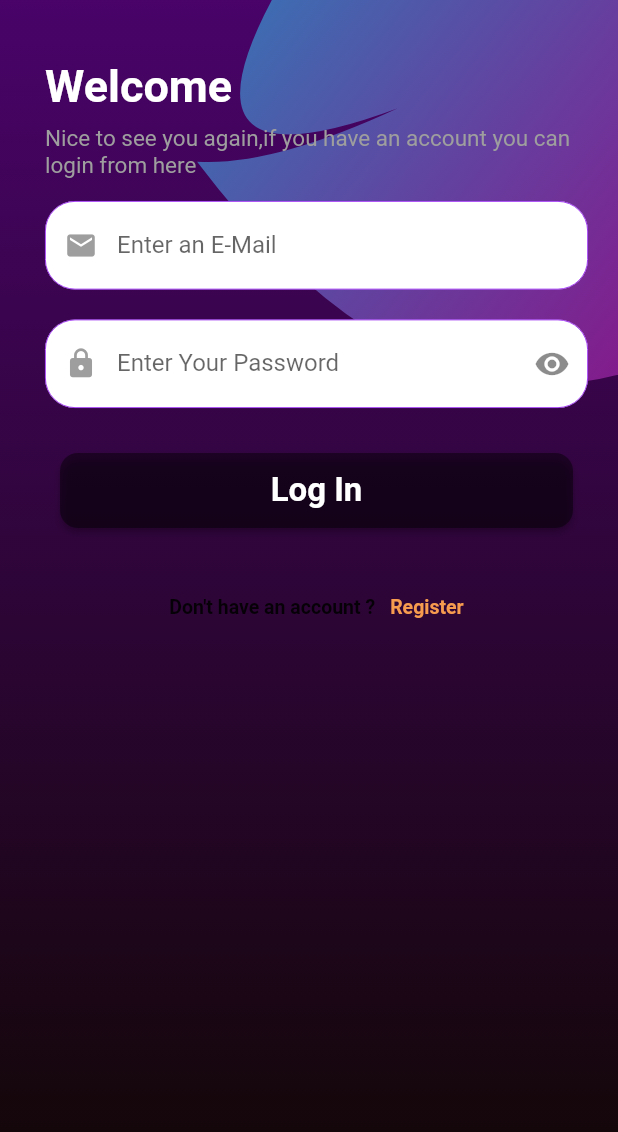
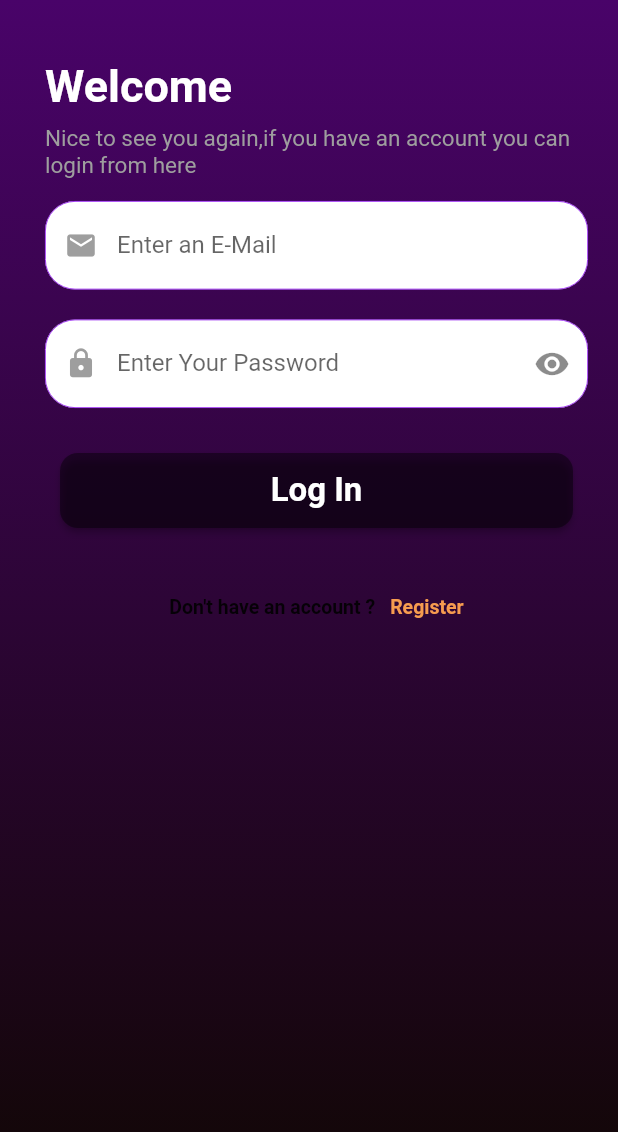
Before and after one commit to AbdulrahmanMAZ/WonD_My_Graduation_Project, a Flutter app: the screen it shows after launch, on a phone screen of 412 x 824 dp. Shown: the top 1132 px of the screen. Run offline on Flutter 3.47's test engine with Material 2 defaults, Android fonts, the phone set to English and light mode, and no system bars; our stand-ins replace cloud_firestore, email_validator, file_picker, firebase_auth, firebase_core, firebase_storage and 6 more; accounts and stored records are empty; Roboto replaces fonts that are missing (Sofia Pro).

```diff
--- a/lib/pages/authenricate/email_veriifiy.dart
+++ b/lib/pages/authenricate/email_veriifiy.dart
@@ -4,6 +4,7 @@ import 'package:cloud_firestore/cloud_firestore.dart';
 import 'package:coffre_app/modules/users.dart';
 import 'package:coffre_app/pages/authenricate/sign_in.dart';
 import 'package:coffre_app/pages/home/Customer/CustLocation.dart';
+import 'package:coffre_app/pages/home/Customer/landing.dart';
 import 'package:coffre_app/pages/home/Worker/worker_home.dart';
 import 'package:coffre_app/pages/home/Customer/cust_home.dart';
 import 'package:coffre_app/services/auth.dart';
@@ -125,7 +126,7 @@ class _VerifyEmailState extends State<VerifyEmail> {
               if (data['isWorker'] == true) {
                 return worker_home();
               } else {
-                return Cust_Home();
+                return landing();
               }
             }
 
--- a/lib/pages/authenricate/sign_in.dart
+++ b/lib/pages/authenricate/sign_in.dart
@@ -94,29 +94,29 @@ class _SignInState extends State<SignIn> {
                     ])),
                 child: Stack(
                   children: [
-                    Positioned(
-                      top: -MediaQuery.of(context).size.height * .10,
-                      right: -MediaQuery.of(context).size.width * .3,
-                      child: Container(
-                          child: Transform.rotate(
-                        angle: -pi / 3.5,
-                        child: ClipPath(
-                          clipper: ClipPainter(),
-                          child: Container(
-                            height: MediaQuery.of(context).size.height * .5,
-                            width: MediaQuery.of(context).size.width,
-                            decoration: BoxDecoration(
-                                gradient: LinearGradient(
-                                    begin: Alignment.topCenter,
-                                    end: Alignment.bottomCenter,
-                                    colors: [
-                                  Color.fromARGB(255, 59, 111, 179),
-                                  Color.fromARGB(214, 156, 18, 145)
-                                ])),
-                          ),
-                        ),
-                      )),
-                    ),
+                    // Positioned(
+                    //   top: -MediaQuery.of(context).size.height * .10,
+                    //   right: -MediaQuery.of(context).size.width * .3,
+                    //   child: Container(
+                    //       child: Transform.rotate(
+                    //     angle: -pi / 3.5,
+                    //     child: ClipPath(
+                    //       clipper: ClipPainter(),
+                    //       child: Container(
+                    //         height: MediaQuery.of(context).size.height * .5,
+                    //         width: MediaQuery.of(context).size.width,
+                    //         decoration: BoxDecoration(
+                    //             gradient: LinearGradient(
+                    //                 begin: Alignment.topCenter,
+                    //                 end: Alignment.bottomCenter,
+                    //                 colors: [
+                    //               Color.fromARGB(255, 59, 111, 179),
+                    //               Color.fromARGB(214, 156, 18, 145)
+                    //             ])),
+                    //       ),
+                    //     ),
+                    //   )),
+                    // ),
                     Container(
                       padding: EdgeInsets.symmetric(horizontal: 20),
                       child: SingleChildScrollView(
```
Also changed, not shown: lib/pages/home/Customer/cust_home.dart (+9 -1 lines), lib/pages/home/Customer/landing.dart (added, +29 -0 lines), lib/pages/home/Worker/workerLanding.dart (added, +30 -0 lines).
